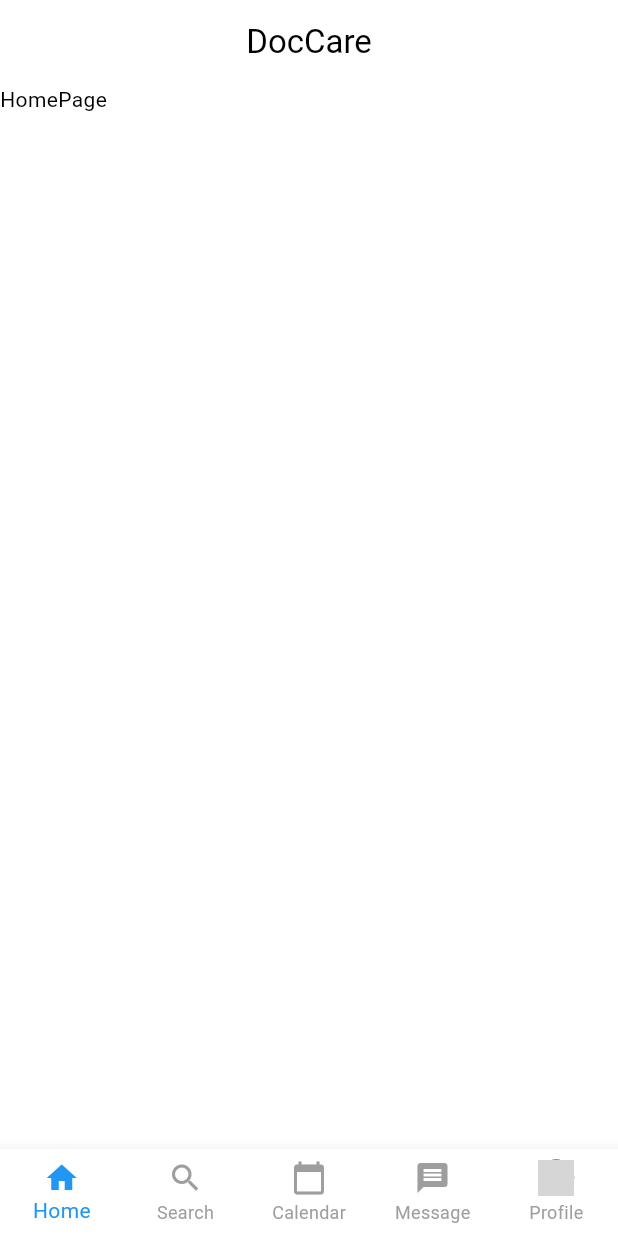
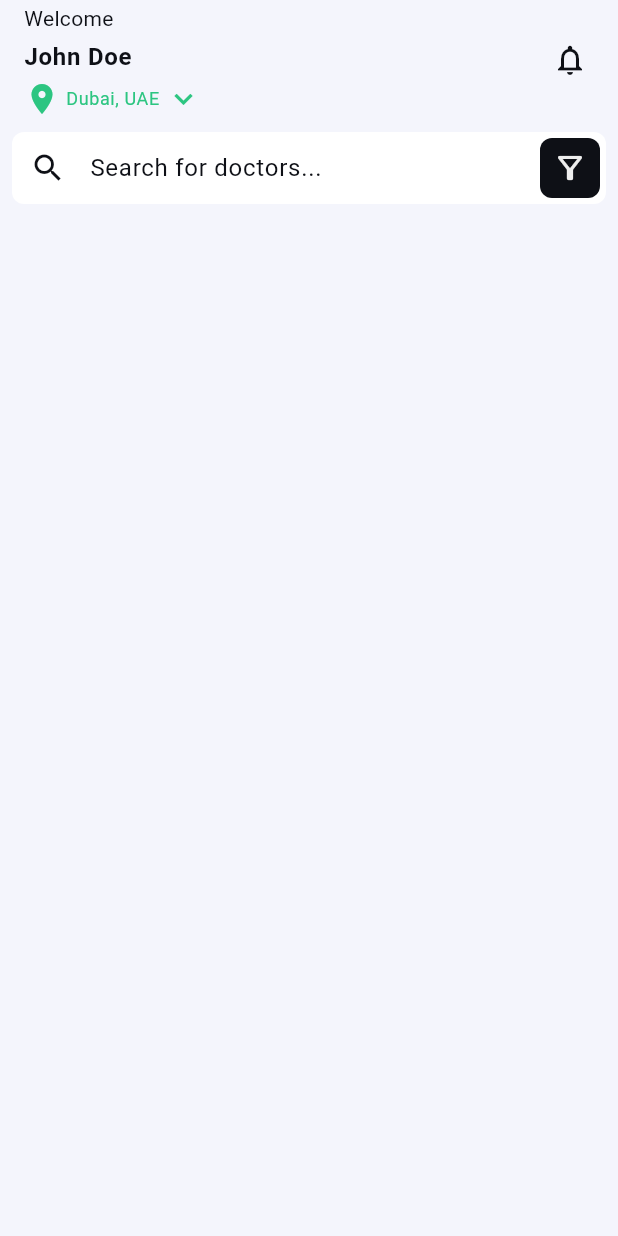
Before and after one commit to jammiedev779/Capstone-Project-II, a Flutter app: the screen it shows after launch, on a phone screen of 412 x 824 dp. Run offline on Flutter 3.47's test engine with Material 3 defaults, Android fonts, the phone set to English and light mode, and no system bars; our stand-ins replace google_fonts; grey boxes are pictures that could not be loaded.

Commit message:
refactor: setup theme

```diff
--- a/Mobile_app/lib/main.dart
+++ b/Mobile_app/lib/main.dart
@@ -1,7 +1,6 @@
+import 'package:doc_care/screens/home/home_screen.dart';
+import 'package:doc_care/shared/theme/app_theme.dart';
 import 'package:flutter/material.dart';
-import 'package:mobile_app/themes/themes.dart';
-
-import 'screens/layout.dart';
 
 void main() {
   runApp(const DocCare());
@@ -13,9 +12,8 @@ class DocCare extends StatelessWidget {
   @override
   Widget build(BuildContext context) {
     return MaterialApp(
-      debugShowCheckedModeBanner: false,
-      home: LayoutPage(),
-      theme: lightMode,
-    );
+        debugShowCheckedModeBanner: false,
+        home: const HomeScreen(),
+        theme: const AppTheme().themeData);
   }
 }
--- a/Mobile_app/lib/screens/home/home_screen.dart
+++ b/Mobile_app/lib/screens/home/home_screen.dart
@@ -1,18 +1,195 @@
 import 'package:flutter/material.dart';
-import 'package:mobile_app/components/bottom_navbar.dart';
-import 'package:mobile_app/screens/layout.dart';
 
 class HomeScreen extends StatelessWidget {
   const HomeScreen({super.key});
 
   @override
   Widget build(BuildContext context) {
+    // Create a bloc and provide it to the HomeView
+    return const HomeView();
+  }
+}
+
+class HomeView extends StatelessWidget {
+  const HomeView({super.key});
+
+  @override
+  Widget build(BuildContext context) {
+    // Create the HomeView UI
+    final textTheme = Theme.of(context).textTheme;
+    final colorScheme = Theme.of(context).colorScheme;
+
     return Scaffold(
       appBar: AppBar(
-        title: const Text("DocCare"),
-        centerTitle: true,
+        toolbarHeight: 80,
+        title: Column(
+          crossAxisAlignment: CrossAxisAlignment.start,
+          mainAxisAlignment: MainAxisAlignment.center,
+          children: [
+            Text(
+              'Welcome',
+              style: textTheme.bodyMedium,
+            ),
+            SizedBox(height: 4.0),
+            Text(
+              'John Doe',
+              style: textTheme.bodyLarge!.copyWith(fontWeight: FontWeight.bold),
+            ),
+            SizedBox(height: 4.0),
+            Row(
+              children: [
+                Icon(
+                  Icons.location_on,
+                  color: colorScheme.secondary,
+                ),
+                const SizedBox(width: 4.0),
+                Text(
+                  'Dubai, UAE',
+                  style: textTheme.bodySmall!.copyWith(
+                    color: colorScheme.secondary,
+                  ),
+                ),
+                const SizedBox(width: 4.0),
+                Icon(
+                  Icons.expand_more,
+                  color: colorScheme.secondary,
+                ),
+              ],
+            ),
+          ],
+        ),
+        actions: [
+          IconButton(
+            onPressed: () {},
+            icon: const Icon(Icons.notifications_outlined),
+          ),
+          const SizedBox(width: 8.0),
+        ],
+        bottom: PreferredSize(
+          preferredSize: const Size.fromHeight(64.0),
+          child: Padding(
+            padding: const EdgeInsets.all(8.0),
+            child: TextFormField(
+              decoration: InputDecoration(
+                hintText: 'Search for doctors...',
+                prefixIcon: const Icon(Icons.search),
+                suffixIcon: Container(
+                  margin: const EdgeInsets.all(4.0),
+                  padding: const EdgeInsets.all(8.0),
+                  decoration: BoxDecoration(
+                    color: colorScheme.onSurfaceVariant,
+                    borderRadius: BorderRadius.circular(8.0),
+                  ),
+                  child: Icon(
+                    Icons.filter_alt_outlined,
+                    color: colorScheme.surfaceVariant,
+                  ),
+                ),
+              ),
+            ),
+          ),
+        ),
       ),
-      body: Text('HomePage'),
+      // bottomNavigationBar: const MainNavBar(),
     );
   }
 }
+
+// class _DoctorCategories extends StatelessWidget {
+//   const _DoctorCategories();
+
+//   @override
+//   Widget build(BuildContext context) {
+//     return BlocBuilder<HomeBloc, HomeState>(
+//       builder: (context, state) {
+//         return Column(
+//           children: [
+//             SectionTitle(
+//               title: 'Categories',
+//               action: 'See all',
+//               onPressed: () {},
+//             ),
+//             Row(
+//               mainAxisAlignment: MainAxisAlignment.start,
+//               children: state.doctorCategories
+//                   // Take 5 could be added in the bloc calculation
+//                   .take(5)
+//                   .map(
+//                     (category) => Expanded(
+//                       child: CircleAvatarWithTextLabel(
+//                         icon: category.icon,
+//                         label: category.name,
+//                       ),
+//                     ),
+//                   )
+//                   .toList(),
+//             ),
+//           ],
+//         );
+//       },
+//     );
+//   }
+// }
+
+// class _MySchedule extends StatelessWidget {
+//   const _MySchedule();
+
+//   @override
+//   Widget build(BuildContext context) {
+//     return BlocBuilder<HomeBloc, HomeState>(
+//       builder: (context, state) {
+//         return Column(
+//           children: [
+//             SectionTitle(
+//               title: 'My Schedule',
+//               action: 'See all',
+//               onPressed: () {},
+//             ),
+//             AppointmentPreviewCard(
+//               appointment: state.myAppointments.firstOrNull,
+//             ),
+//           ],
+//         );
+//       },
+//     );
+//   }
+// }
+
+// class _NearbyDoctors extends StatelessWidget {
+//   const _NearbyDoctors();
+
+//   @override
+//   Widget build(BuildContext context) {
+//     final colorScheme = Theme.of(context).colorScheme;
+
+//     return BlocBuilder<HomeBloc, HomeState>(
+//       builder: (context, state) {
+//         return Column(
+//           children: [
+//             SectionTitle(
+//               title: 'Nearby Doctors',
+//               action: 'See all',
+//               onPressed: () {},
+//             ),
+//             const SizedBox(height: 8.0),
+//             ListView.separated(
+//               physics: const NeverScrollableScrollPhysics(),
+//               shrinkWrap: true,
+//               separatorBuilder: (context, index) {
+//                 return Divider(
+//                   height: 24.0,
+//                   color: colorScheme.surfaceVariant,
+//                 );
+//               },
+//               itemCount: state.nearbyDoctors.length,
+//               itemBuilder: (context, index) {
+//                 final doctor = state.nearbyDoctors[index];
+//                 return DoctorListTile(doctor: doctor);
+//               },
+//             ),
+//           ],
+//         );
+//       },
+//     );
+//   }
+// }
--- a/Mobile_app/lib/screens/screens.dart
+++ b/Mobile_app/lib/screens/screens.dart
@@ -1,6 +1,6 @@
-export 'package:mobile_app/components/bottom_navbar.dart';
-export 'package:mobile_app/screens/calendar/calendar_screen.dart';
-export 'package:mobile_app/screens/home/home_screen.dart';
-export 'package:mobile_app/screens/message/message_screen.dart';
-export 'package:mobile_app/screens/profile/profile_screen.dart';
-export 'package:mobile_app/screens/search/search_screen.dart';
+export 'package:doc_care/components/bottom_navbar.dart';
+export 'package:doc_care/screens/calendar/calendar_screen.dart';
+export 'package:doc_care/screens/home/home_screen.dart';
+export 'package:doc_care/screens/message/message_screen.dart';
+export 'package:doc_care/screens/profile/profile_screen.dart';
+export 'package:doc_care/screens/search/search_screen.dart';
--- /dev/null
+++ b/Mobile_app/lib/shared/theme/app_theme.dart
@@ -0,0 +1,104 @@
+import 'package:flutter/material.dart';
+import 'package:google_fonts/google_fonts.dart';
+
+class AppTheme {
+  const AppTheme();
+
+  ThemeData get themeData {
+    return ThemeData(
+      useMaterial3: true,
+      colorScheme: _colorScheme,
+      textTheme: _textTheme,
+      inputDecorationTheme: _inputDecorationTheme,
+      filledButtonTheme: _filledButtonTheme,
+    );
+  }
+
+  static ColorScheme get _colorScheme {
+    return const ColorScheme(
+      brightness: Brightness.light,
+      primary: Color(0xff0a0050),
+      onPrimary: Color(0xffFFFFFF),
+      primaryContainer: Color(0xfff2f3fb),
+      onPrimaryContainer: Color(0xff000000),
+      secondary: Color(0xff2cc581),
+      onSecondary: Color(0xffffffff),
+      secondaryContainer: Color(0xffdfa3b7),
+      tertiary: Color(0xffb6c2ff),
+      tertiaryContainer: Color(0xffffffff),
+      errorContainer: Color(0xfffcd8df),
+      onErrorContainer: Color(0xff000000),
+      surfaceVariant: Color(0xffeeeeee),
+      outline: Color(0xff737373),
+      outlineVariant: Color(0xffbfbfbf),
+      inverseSurface: Color(0xff121212),
+      surfaceTint: Color(0xff909cdf),
+      error: Color(0xFF5e162e),
+      onError: Color(0xFFf5e9ed),
+      background: Color(0xFFFFFFFF),
+      onBackground: Color(0xff000000),
+      surface: Color(0xFFf4f5fc),
+      onSurface: Color(0xFF0e1016),
+    );
+  }
+
+  static TextTheme get _textTheme {
+    const textTheme = TextTheme();
+
+    final bodyFont = GoogleFonts.ibmPlexSansTextTheme(textTheme);
+    final headingFont = GoogleFonts.syneMonoTextTheme(textTheme);
+
+    return bodyFont.copyWith(
+      displayLarge: headingFont.displayLarge,
+      displayMedium: headingFont.displayMedium,
+      displaySmall: headingFont.displaySmall,
+      headlineLarge: headingFont.headlineLarge,
+      headlineMedium: headingFont.headlineMedium,
+      headlineSmall: headingFont.headlineSmall,
+      bodyLarge: bodyFont.bodyLarge,
+      bodyMedium: bodyFont.bodyMedium,
+      bodySmall: bodyFont.bodySmall,
+    );
+  }
+
+  static InputDecorationTheme get _inputDecorationTheme {
+    return InputDecorationTheme(
+      filled: true,
+      fillColor: _colorScheme.background,
+      border: InputBorder.none,
+      contentPadding: const EdgeInsets.symmetric(
+        horizontal: 12.0,
+        vertical: 12.0,
+      ),
+      enabledBorder: _enabledBorder,
+      focusedBorder: _focusedBorder,
+      disabledBorder: _disabledBorder,
+    );
+  }
+
+  static FilledButtonThemeData get _filledButtonTheme {
+    return FilledButtonThemeData(
+      style: FilledButton.styleFrom(
+        foregroundColor: Colors.white,
+        shape: RoundedRectangleBorder(
+          borderRadius: BorderRadius.circular(8.0),
+        ),
+      ),
+    );
+  }
+
+  static InputBorder get _enabledBorder => OutlineInputBorder(
+        borderRadius: BorderRadius.circular(8.0),
+        borderSide: const BorderSide(color: Colors.transparent),
+      );
+
+  static InputBorder get _focusedBorder => OutlineInputBorder(
+        borderRadius: BorderRadius.circular(8.0),
+        borderSide: BorderSide.none,
+      );
+
+  static InputBorder get _disabledBorder => OutlineInputBorder(
+        borderRadius: BorderRadius.circular(8.0),
+        borderSide: BorderSide(color: Colors.grey.withOpacity(0.2)),
+      );
+}
--- a/Mobile_app/lib/themes/themes.dart
+++ /dev/null
@@ -1,9 +0,0 @@
-import 'package:flutter/material.dart';
-
-ThemeData lightMode = ThemeData(
-  colorScheme: const ColorScheme.light(
-    background: Color(0xffffffff),
-    primary: Color(0xff0a0050),
-    secondary: Color(0xff2cc581),
-  ),
-);
```
Also changed, not shown: Mobile_app/pubspec.yaml (+12 -6 lines), Mobile_app/assets/icons/app_icon.svg (added), Mobile_app/pubspec.lock, 4 other files.
